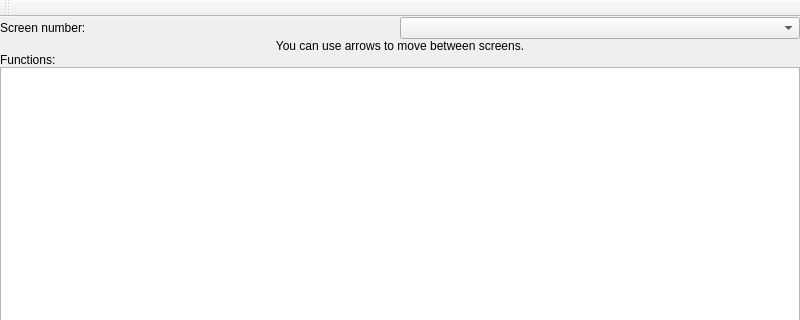
Above: Design/ScreenMapper.ui from Kanter666/Botter before the change; both pictures show x 0 to 800 and y 0 to 320 of the 800 by 600 pixel window. Below: the same form after it.
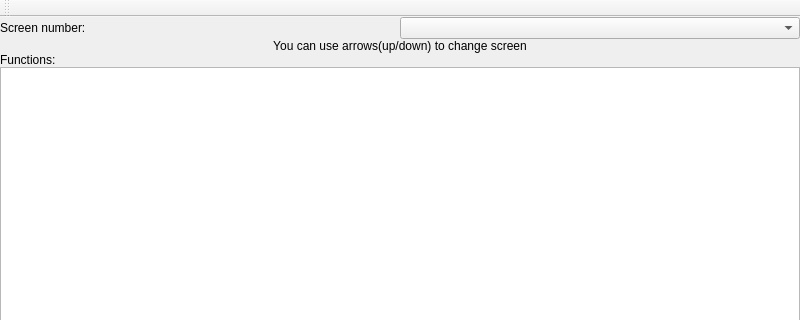
That is the form after the change.

```diff
--- a/Design/ScreenMapper.ui
+++ b/Design/ScreenMapper.ui
@@ -36,7 +36,7 @@
     <item row="1" column="1" colspan="2">
      <widget class="QLabel" name="label_2">
       <property name="text">
-       <string>You can use arrows to move between screens.</string>
+       <string>You can use arrows(up/down) to change screen</string>
       </property>
       <property name="alignment">
        <set>Qt::AlignCenter</set>
```
